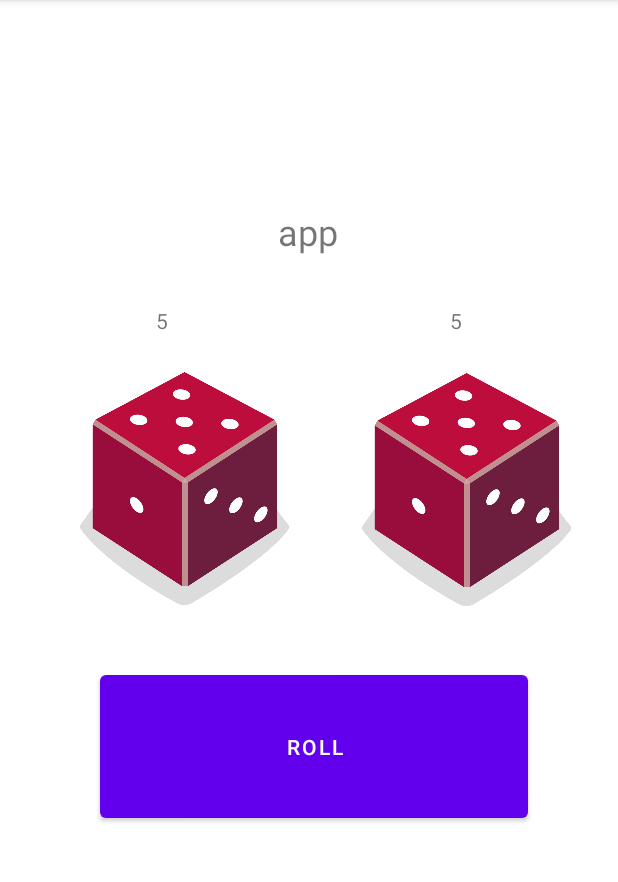
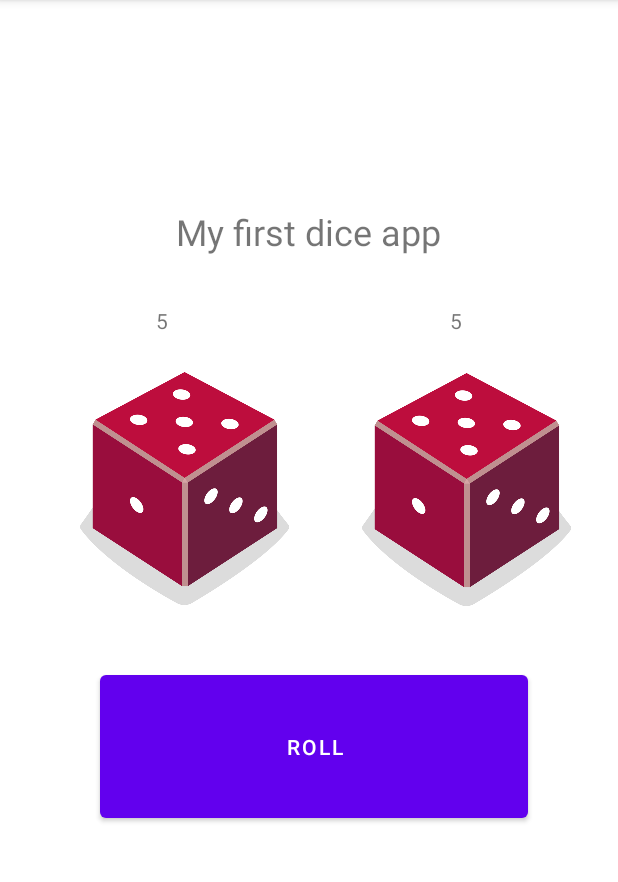
Before and after one commit to MGalt27/AndroidStudioProject, an Android app: the screen it shows after launch (MainActivity), after a tap on "ROLL", on a phone screen of 412 x 824 dp, the part 84-966 px from its top. Run offline under Robolectric (Android 15) with nearby library versions, the phone set to English and light mode, and no system bars.

Commit message:
15.04.23 A-S LMint v0.2

```diff
--- a/app/src/main/res/layout/activity_main.xml
+++ b/app/src/main/res/layout/activity_main.xml
@@ -10,7 +10,7 @@
         android:id="@+id/textView"
         android:layout_width="198dp"
         android:layout_height="42dp"
-        android:text="app"
+        android:text="@string/StartWindow"
         android:textAlignment="center"
         android:textSize="24sp"
         app:layout_constraintBottom_toBottomOf="parent"
--- a/app/src/main/res/values/strings.xml
+++ b/app/src/main/res/values/strings.xml
@@ -2,4 +2,5 @@
     <string name="app_name">TestButton</string>
     <string name="ButtonCalculate">Roll</string>
     <string name="OutString">TextView</string>
+    <string name="StartWindow">My first dice app</string>
 </resources>
```
